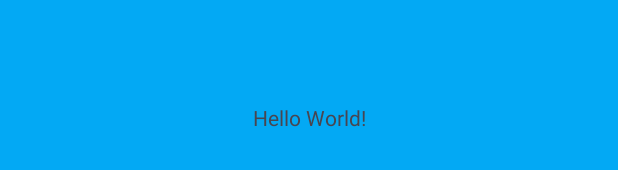
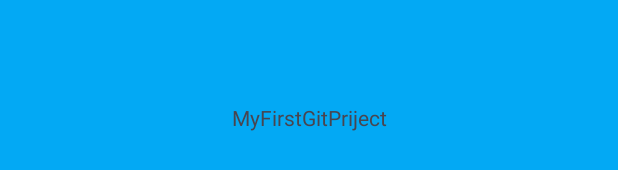
Before and after one commit to Pavel26021980/MyFirstGitProject, an Android app: the layout activity_main.xml on its own in the app's theme, with its tools: preview values and no code run, on a phone screen of 412 x 824 dp. Shown: the part 501-671 px from the top of the screen. Run offline under Robolectric (Android 15) with nearby library versions, the phone set to English and light mode, and no system bars.

Commit message:
Change text

```diff
--- a/app/src/main/res/layout/activity_main.xml
+++ b/app/src/main/res/layout/activity_main.xml
@@ -11,7 +11,7 @@
     <TextView
         android:layout_width="wrap_content"
         android:layout_height="wrap_content"
-        android:text="Hello World!"
+        android:text="MyFirstGitPriject"
         app:layout_constraintBottom_toBottomOf="parent"
         app:layout_constraintEnd_toEndOf="parent"
         app:layout_constraintStart_toStartOf="parent"
```
